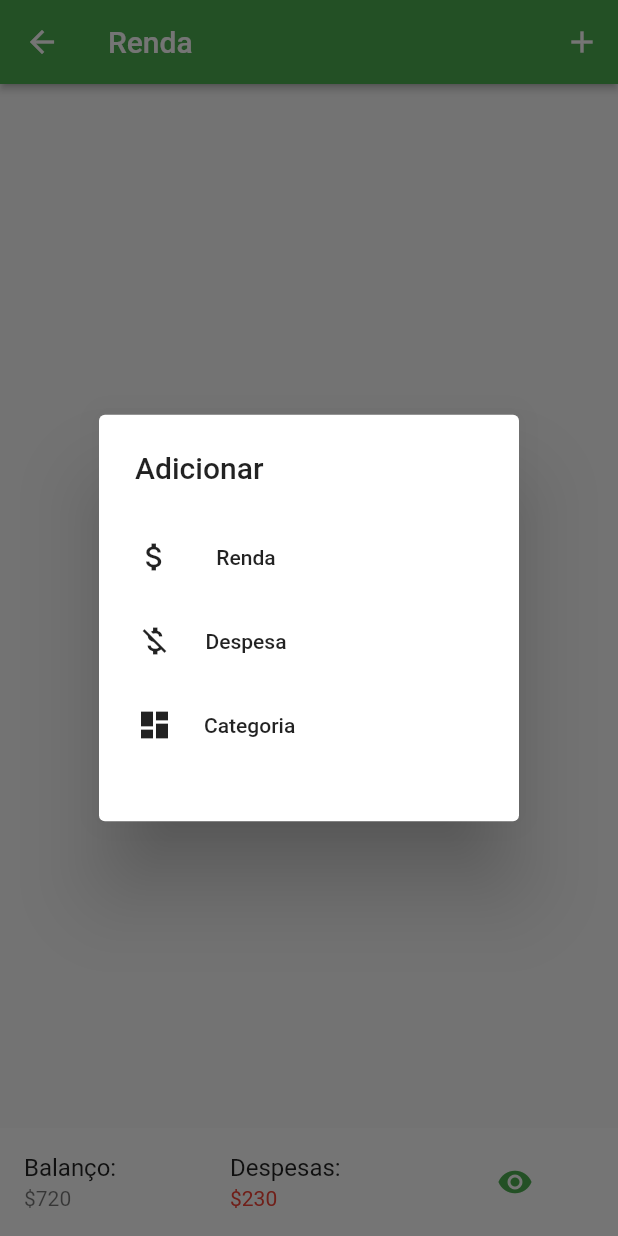
After one commit to MarcioQuimbundo/lombongo, a Flutter app: the Renda screen opened directly, after a tap on the "add" icon, on a phone screen of 412 x 824 dp. The commit adds this screen. Run offline on Flutter 3.47's test engine with Material 2 defaults, Android fonts, the phone set to English and light mode, and no system bars.

Commit message:
pages and components added

```diff
--- /dev/null
+++ b/lib/components/alert.dart
@@ -0,0 +1,66 @@
+import 'package:flutter/material.dart';
+
+class AlertComponents extends StatefulWidget {
+  @override
+  State<StatefulWidget> createState() {
+    return _AlertComponentsState();
+  }
+}
+
+class _AlertComponentsState extends State<AlertComponents> {
+  @override
+  Widget build(BuildContext context) {
+    return Column(
+      children: <Widget>[
+        //este é o botão para adicionar novas rendas
+        Row(
+          children: <Widget>[
+            Padding(
+              padding: EdgeInsets.all(1.0),
+              child: Icon(Icons.attach_money),
+            ),
+            Padding(
+              padding: EdgeInsets.all(4.0),
+              child: MaterialButton(
+                onPressed: () {},
+                child: Text('Renda'),
+              ),
+            ),
+          ],
+        ),
+        //este é o botão para adicionar despesas
+        Row(
+          children: <Widget>[
+            Padding(
+              padding: EdgeInsets.all(1.0),
+              child: Icon(Icons.money_off),
+            ),
+            Padding(
+              padding: EdgeInsets.all(4.0),
+              child: MaterialButton(
+                onPressed: () {},
+                child: Text('Despesa'),
+              ),
+            ),
+          ],
+        ),
+        //este é o botão para adicionar uma nova categoria
+        Row(
+          children: <Widget>[
+            Padding(
+              padding: EdgeInsets.all(1.0),
+              child: Icon(Icons.dashboard),
+            ),
+            Padding(
+              padding: EdgeInsets.all(4.0),
+              child: MaterialButton(
+                onPressed: () {},
+                child: Text('Categoria'),
+              ),
+            ),
+          ],
+        ),
+      ],
+    );
+  }
+}
--- /dev/null
+++ b/lib/pages/categoria.dart
@@ -0,0 +1,65 @@
+import 'package:flutter/material.dart';
+import 'package:lombongo/components/alert.dart';
+
+class Categoria extends StatefulWidget {
+  @override
+  State<StatefulWidget> createState() {
+    return _CategoriaState();
+  }
+}
+
+class _CategoriaState extends State<Categoria> {
+  @override
+  Widget build(BuildContext context) {
+    return Scaffold(
+      appBar: AppBar(
+        title: Text('Categoria'),
+        backgroundColor: Colors.green,
+        centerTitle: false,
+        elevation: 2.0,
+        actions: <Widget>[
+          IconButton(
+            icon: Icon(Icons.add),
+            onPressed: () {
+              //chamar o alert dialog
+              showDialog(
+                  context: context,
+                  builder: (context) => AlertDialog(
+                        title: Text("Adicionar"),
+                        content: Container(
+                          height: 180.0,
+                          child: AlertComponents(),
+                        ),
+                      ));
+            },
+          ),
+        ],
+      ),
+      bottomNavigationBar: Container(
+        color: Colors.white,
+        child: Row(
+          children: <Widget>[
+            Expanded(
+              child: ListTile(
+                title: Text('Balanço: '),
+                subtitle: Text("\$720"),
+              ),
+            ),
+            Expanded(
+              child: ListTile(
+                title: Text('Despesas: '),
+                subtitle: Text("\$230", style: TextStyle(color: Colors.red)),
+              ),
+            ),
+            Expanded(
+              child: IconButton(
+                icon: Icon(Icons.remove_red_eye, color: Colors.green),
+                onPressed: () {},
+              ),
+            ),
+          ],
+        ),
+      ),
+    );
+  }
+}
--- /dev/null
+++ b/lib/pages/renda.dart
@@ -0,0 +1,64 @@
+import 'package:flutter/material.dart';
+import 'package:lombongo/components/alert.dart';
+class Renda extends StatefulWidget {
+  @override
+  State<StatefulWidget> createState() {
+    return _RendaState();
+  }
+}
+
+class _RendaState extends State<Renda> {
+  @override
+  Widget build(BuildContext context) {
+    return Scaffold(
+      appBar: AppBar(
+        title: Text('Renda'),
+        backgroundColor: Colors.green,
+        centerTitle: false,
+        elevation: 2.0,
+        actions: <Widget>[
+          IconButton(
+            icon: Icon(Icons.add),
+            onPressed: () {
+              //chamar o alert dialog
+              showDialog(
+                  context: context,
+                  builder: (context) => AlertDialog(
+                        title: Text("Adicionar"),
+                        content: Container(
+                          height: 180.0,
+                          child: AlertComponents(),
+                        ),
+                      ));
+            },
+          ),
+        ],
+      ),
+      bottomNavigationBar: Container(
+        color: Colors.white,
+        child: Row(
+          children: <Widget>[
+            Expanded(
+              child: ListTile(
+                title: Text('Balanço: '),
+                subtitle: Text("\$720"),
+              ),
+            ),
+            Expanded(
+              child: ListTile(
+                title: Text('Despesas: '),
+                subtitle: Text("\$230", style: TextStyle(color: Colors.red)),
+              ),
+            ),
+            Expanded(
+              child: IconButton(
+                icon: Icon(Icons.remove_red_eye, color: Colors.green),
+                onPressed: () {},
+              ),
+            ),
+          ],
+        ),
+      ),
+    );
+  }
+}
```
Also changed, not shown: lib/main.dart (+1 -134 lines), lib/pages/despesa.dart (added, +64 -0 lines), lib/pages/home.dart (added, +88 -0 lines).
